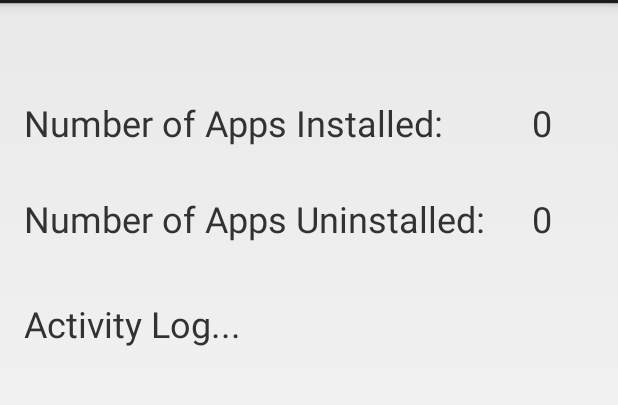
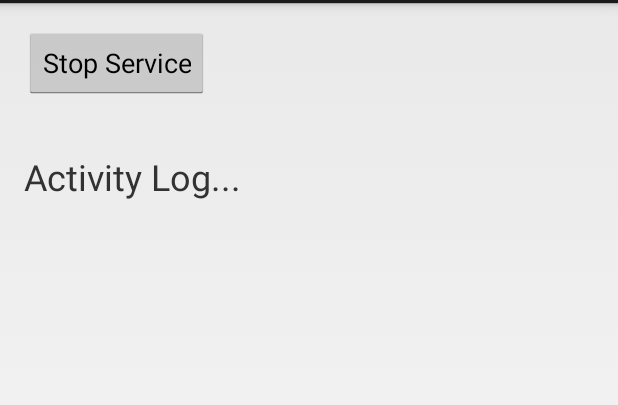
Before and after one commit to barnswills/SupentaProject, an Android app: the screen it shows after launch (MainActivity), on a phone screen of 412 x 824 dp, the part 69-474 px from its top. Run offline under Robolectric (Android 15) with nearby library versions, the phone set to English and light mode, and no system bars.

Commit message:
installed/uninstalled/updated apps have their names added to the activity log,  deletes the history when button is pressed

```diff
--- a/app/src/main/java/android/bwapps/com/supentaproject/AlertService.java
+++ b/app/src/main/java/android/bwapps/com/supentaproject/AlertService.java
@@ -1,15 +1,20 @@
 package android.bwapps.com.supentaproject;
 
 import android.app.Service;
+import android.content.BroadcastReceiver;
+import android.content.Context;
 import android.content.Intent;
+import android.content.IntentFilter;
+import android.net.Uri;
 import android.os.IBinder;
 import android.widget.Toast;
 
 public class AlertService extends Service
 {
+    static String logString = "";
+
     public AlertService()
     {
-
     }
 
     @Override
@@ -24,6 +29,61 @@ public class AlertService extends Service
     {
         Toast.makeText(this, "Service Started!", Toast.LENGTH_LONG).show();
         //return super.onStartCommand(intent, flags, startId);
+
+        IntentFilter monitorAppFilter = new IntentFilter();
+
+        final Outcome outcome = new Outcome();
+
+        final BroadcastReceiver receiver = new BroadcastReceiver()
+        {
+            @Override
+            public void onReceive(Context context, Intent intent)
+            {
+                Uri uri = intent.getData();
+                String appName = uri.getEncodedSchemeSpecificPart();
+                outcome.SetAppNameString(appName);
+
+                if(intent.getAction().equals(Intent.ACTION_PACKAGE_ADDED))
+                {
+                    outcome.SetOutcomeString("installed");
+                }
+
+                if(intent.getAction().equals(Intent.ACTION_PACKAGE_CHANGED))
+                {
+                    outcome.SetOutcomeString("updated");
+                }
+
+                if(intent.getAction().equals(Intent.ACTION_PACKAGE_REMOVED))
+                {
+                    outcome.SetOutcomeString("uninstalled");
+                }
+
+                logString += outcome.GetAppNameString() + " has been " +
+                        outcome.GetOutcomeString() + "\n";
+
+
+                Toast.makeText(getBaseContext(),
+                        outcome.GetAppNameString() + " has been "
+                                + outcome.GetOutcomeString(),
+                        Toast.LENGTH_LONG).show();
+            }
+        };
+
+        // necessary intents added to the intent filter
+        monitorAppFilter.addAction(Intent.ACTION_PACKAGE_ADDED);
+        monitorAppFilter.addAction(Intent.ACTION_PACKAGE_CHANGED);
+        monitorAppFilter.addAction(Intent.ACTION_PACKAGE_REMOVED);
+        monitorAppFilter.addAction(Intent.ACTION_PACKAGE_REPLACED);
+        monitorAppFilter.addDataScheme("package");
+        registerReceiver(receiver, monitorAppFilter);
+
         return START_STICKY;
     }
+
+    @Override
+    public void onDestroy()
+    {
+        super.onDestroy();
+        Toast.makeText(this, "Service Stopped", Toast.LENGTH_LONG).show();
+    }
 }
--- a/app/src/main/java/android/bwapps/com/supentaproject/MainActivity.java
+++ b/app/src/main/java/android/bwapps/com/supentaproject/MainActivity.java
@@ -1,34 +1,19 @@
 package android.bwapps.com.supentaproject;
 
 import android.app.Activity;
-import android.content.BroadcastReceiver;
-import android.content.Context;
 import android.content.Intent;
-import android.content.IntentFilter;
-import android.net.Uri;
 import android.os.Bundle;
 import android.view.View;
 import android.widget.Button;
-import android.widget.ListView;
 import android.widget.TextView;
-import android.widget.Toast;
-
 
 public class MainActivity extends Activity
 {
     private Button serviceButton;
-    private boolean hasStarted = false;
 
-    private ListView activityList;
+    public TextView activityLog;
 
-    private TextView installAmountText;
-    private TextView uninstallAmountText;
-
-    private int installAmountInt = 0;
-    private int uninstallAmountInt = 0;
-
-    // intent for when application has been installed
-    private IntentFilter monitorAppFilter = new IntentFilter();
+    AlertService alertService = new AlertService();
 
     @Override
     protected void onCreate(Bundle savedInstanceState)
@@ -39,56 +24,16 @@ public class MainActivity extends Activity
         serviceButton = (Button) findViewById(R.id.service_button);
         serviceButton.setTag(1);
 
-        activityList = (ListView) findViewById(R.id.activity_list);
+        startService(new Intent(getBaseContext(), AlertService.class));
 
-        installAmountText = (TextView) findViewById(R.id.apps_installed_amount);
-        uninstallAmountText = (TextView) findViewById(R.id.apps_uninstalled_amount);
+        activityLog = (TextView)findViewById(R.id.activity_log);
+    }
 
-        installAmountText.setText(String.valueOf(installAmountInt));
-        uninstallAmountText.setText(String.valueOf(uninstallAmountInt));
-
-        final Outcome outcome = new Outcome();
-
-        final BroadcastReceiver receiver = new BroadcastReceiver()
-        {
-            @Override
-            public void onReceive(Context context, Intent intent)
-            {
-                Uri uri = intent.getData();
-                String appName = uri.getEncodedSchemeSpecificPart();
-                outcome.SetAppNameString(appName);
-
-                if(intent.getAction().equals(Intent.ACTION_PACKAGE_ADDED))
-                {
-                    outcome.SetOutcomeString("installed");
-                }
-
-                if(intent.getAction().equals(Intent.ACTION_PACKAGE_CHANGED))
-                {
-                    outcome.SetOutcomeString("updated");
-                }
-
-                if(intent.getAction().equals(Intent.ACTION_PACKAGE_REMOVED))
-                {
-                    outcome.SetOutcomeString("uninstalled");
-                }
-
-                Toast.makeText(getBaseContext(),
-                        outcome.GetAppNameString() + " has been "
-                        + outcome.GetOutcomeString(),
-                        Toast.LENGTH_LONG).show();
-            }
-        };
-
-        // necessary intents added to the intent filter
-        monitorAppFilter.addAction(Intent.ACTION_PACKAGE_ADDED);
-        monitorAppFilter.addAction(Intent.ACTION_PACKAGE_CHANGED);
-        monitorAppFilter.addAction(Intent.ACTION_PACKAGE_REMOVED);
-        monitorAppFilter.addAction(Intent.ACTION_PACKAGE_REPLACED);
-        monitorAppFilter.addDataScheme("package");
-        registerReceiver(receiver, monitorAppFilter);
-
-        // for info on services - https://www.youtube.com/watch?v=GAOH7XTW7BU
+    @Override
+    protected void onResume()
+    {
+        activityLog.setText(alertService.logString);
+        super.onResume();
     }
 
     public void onServiceClick(View view)
@@ -97,18 +42,16 @@ public class MainActivity extends Activity
 
         if (status == 1)
         {
-            // Service will start when button is clicked
-            hasStarted = true;
-            // Buttons text is changed giving the user the option to stop
-            serviceButton.setText(R.string.button_text_stop);
+            serviceButton.setText(R.string.button_text_start);
+            stopService(new Intent(getBaseContext(), AlertService.class));
+            activityLog.setText("");
+            alertService.logString = "";
             view.setTag(0);
         }
         else
         {
-            // Service will stop when button is clicked
-            hasStarted = false;
-            // Buttons text is changed giving the user the option to start
-            serviceButton.setText(R.string.button_text_start);
+            serviceButton.setText(R.string.button_text_stop);
+            startService(new Intent(getBaseContext(), AlertService.class));
             view.setTag(1);
         }
     }
--- a/app/src/main/res/layout/activity_main.xml
+++ b/app/src/main/res/layout/activity_main.xml
@@ -6,13 +6,13 @@
     android:paddingBottom="@dimen/activity_vertical_margin" tools:context=".MainActivity">
 
 
-    <TextView
+    <Button
         android:layout_width="wrap_content"
         android:layout_height="wrap_content"
-        android:text="@string/apps_installed"
-        android:id="@+id/textView"
-        android:textSize="24dp"
-        android:layout_marginTop="47dp"
+        android:text="@string/button_text_stop"
+        android:id="@+id/service_button"
+        android:singleLine="true"
+        android:onClick="onServiceClick"
         android:layout_alignParentTop="true"
         android:layout_alignParentLeft="true"
         android:layout_alignParentStart="true" />
@@ -20,66 +20,22 @@
     <TextView
         android:layout_width="wrap_content"
         android:layout_height="wrap_content"
-        android:text="@string/apps_uninstalled"
-        android:id="@+id/textView2"
-        android:layout_marginTop="31dp"
+        android:text="@string/activity_log_string"
+        android:id="@+id/activity_log_header"
         android:textSize="24dp"
-        android:layout_below="@+id/textView"
+        android:layout_marginTop="35dp"
+        android:layout_below="@+id/service_button"
         android:layout_alignParentLeft="true"
         android:layout_alignParentStart="true" />
 
     <TextView
         android:layout_width="wrap_content"
         android:layout_height="wrap_content"
-        android:text="@string/zero"
-        android:id="@+id/apps_installed_amount"
-        android:textSize="24dp"
-        android:layout_alignTop="@+id/textView"
-        android:layout_toRightOf="@+id/textView2"
-        android:layout_toEndOf="@+id/textView2"
-        android:layout_marginLeft="31dp"
-        android:layout_marginStart="31dp" />
-
-    <TextView
-        android:layout_width="wrap_content"
-        android:layout_height="wrap_content"
-        android:text="@string/zero"
-        android:id="@+id/apps_uninstalled_amount"
-        android:textSize="24dp"
-        android:layout_alignTop="@+id/textView2"
-        android:layout_alignLeft="@+id/apps_installed_amount"
-        android:layout_alignStart="@+id/apps_installed_amount" />
-
-    <Button
-        android:layout_width="wrap_content"
-        android:layout_height="wrap_content"
-        android:text="@string/button_text_start"
-        android:id="@+id/service_button"
-        android:layout_marginLeft="91dp"
-        android:layout_marginStart="91dp"
-        android:layout_above="@+id/apps_uninstalled_amount"
-        android:layout_toRightOf="@+id/apps_installed_amount"
-        android:singleLine="true"
-        android:onClick="onServiceClick"/>
-
-    <TextView
-        android:layout_width="wrap_content"
-        android:layout_height="wrap_content"
-        android:text="@string/activity_log_string"
-        android:id="@+id/activity_log_header"
-        android:textSize="24dp"
-        android:layout_below="@+id/textView2"
+        android:id="@+id/activity_log"
+        android:layout_below="@+id/activity_log_header"
         android:layout_alignParentLeft="true"
         android:layout_alignParentStart="true"
-        android:layout_marginTop="37dp" />
-
-    <ListView
-        android:layout_width="wrap_content"
-        android:layout_height="wrap_content"
-        android:id="@+id/activity_list"
-        android:layout_below="@+id/activity_log_header"
-        android:layout_marginTop="36dp"
-        android:layout_alignParentRight="true"
-        android:layout_alignParentEnd="true" />
+        android:layout_marginTop="32dp"
+        android:textSize="24dp" />
 
 </RelativeLayout>
--- a/app/src/main/res/values/strings.xml
+++ b/app/src/main/res/values/strings.xml
@@ -11,5 +11,6 @@
     <string name="button_text_stop">Stop Service</string>
     <string name="show_alert_button">Show Activity Log</string>
     <string name="activity_log_string">Activity Log...</string>
+    <string name="show_activity_log">Show Activity Log</string>
 
 </resources>
```
